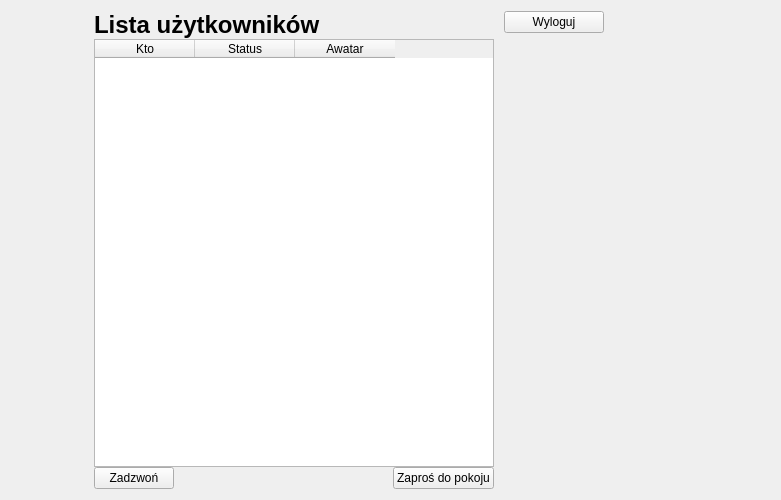
Before: the Qt Designer form JaroEliCall/gui/adduser.ui in jaroslaw-wieczorek/Project_IP_Telephony_Python_Voip, drawn with Qt 5.
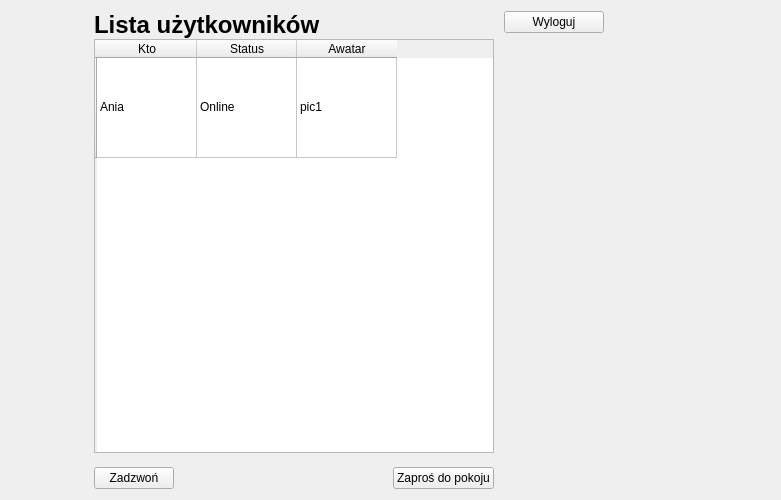
After: the same form once the commit is applied. Icons and pictures are not drawn.

Commit message: add labels for show errors and management methods

Diff of the .ui file:
```diff
--- a/JaroEliCall/gui/adduser.ui
+++ b/JaroEliCall/gui/adduser.ui
@@ -88,6 +88,9 @@
          <property name="textElideMode">
           <enum>Qt::ElideMiddle</enum>
          </property>
+         <property name="sortingEnabled">
+          <bool>true</bool>
+         </property>
          <attribute name="horizontalHeaderCascadingSectionResizes">
           <bool>true</bool>
          </attribute>
@@ -97,6 +100,11 @@
          <attribute name="verticalHeaderMinimumSectionSize">
           <number>100</number>
          </attribute>
+         <row>
+          <property name="text">
+           <string/>
+          </property>
+         </row>
          <column>
           <property name="text">
            <string>Kto</string>
@@ -112,6 +120,28 @@
            <string>Awatar</string>
           </property>
          </column>
+         <item row="0" column="0">
+          <property name="text">
+           <string>Ania</string>
+          </property>
+         </item>
+         <item row="0" column="1">
+          <property name="text">
+           <string>Online</string>
+          </property>
+         </item>
+         <item row="0" column="2">
+          <property name="text">
+           <string>pic1</string>
+          </property>
+         </item>
+        </widget>
+       </item>
+       <item>
+        <widget class="QLabel" name="label_info">
+         <property name="text">
+          <string/>
+         </property>
         </widget>
        </item>
        <item>
```
Left out of the diff: 9 changed lines with no effect on the pictures. The commit also changes 9 other files.
